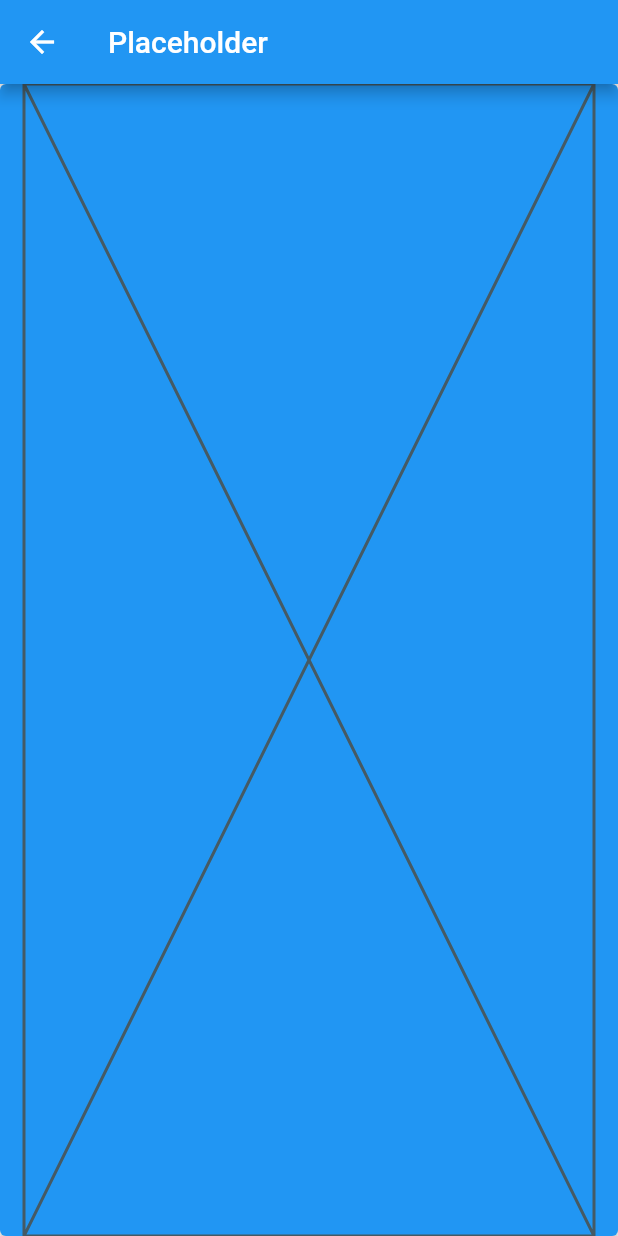
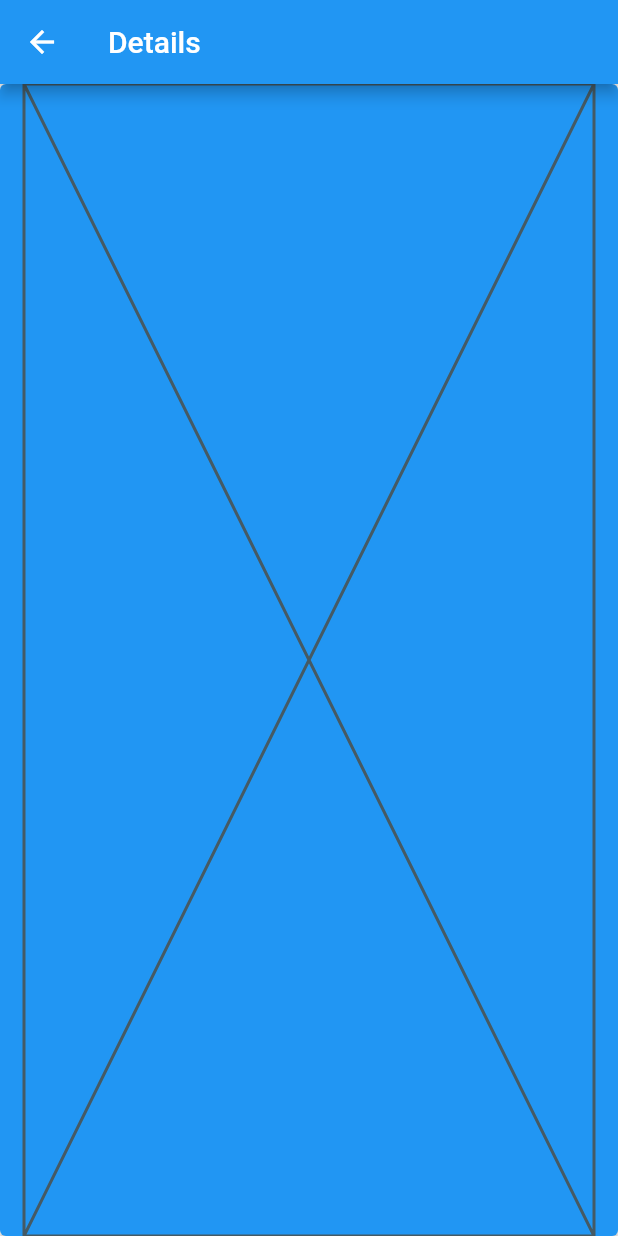
Before and after one commit to MaxNerius/kladderadatsch, a Flutter app: the screen it shows after launch, after a tap on "Henlo, world!", on a phone screen of 412 x 824 dp. Run offline on Flutter 3.47's test engine with Material 2 defaults, Android fonts, the light colour scheme and no system bars.

Commit message:
Give more details on which role this Route should play in the future.

```diff
--- a/lib/main.dart
+++ b/lib/main.dart
@@ -75,7 +75,7 @@ class TodoCardDetailRoute extends StatelessWidget {
   Widget build(BuildContext context) {
     return  Scaffold(
       appBar: AppBar(
-        title: const Text('Placeholder'),
+        title: const Text('Details'),
       ),
       body: Center(
         child: ElevatedButton(
```
